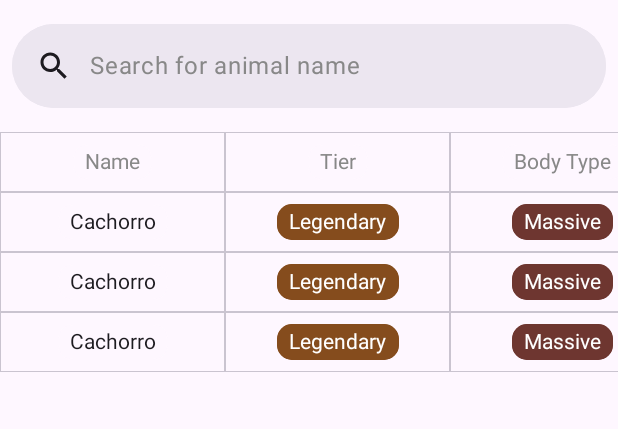
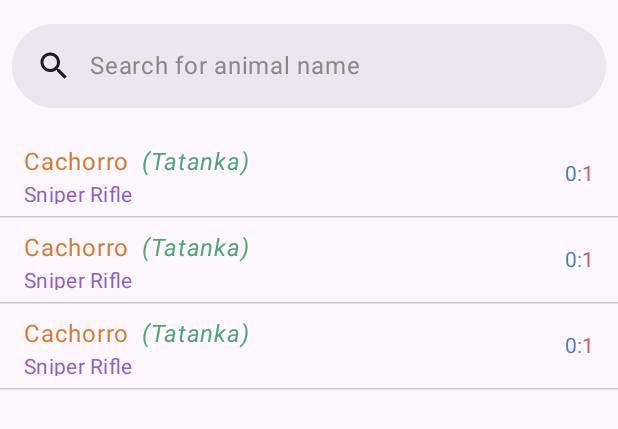
Before and after one commit to leomarques/wildlife, an Android app built with Jetpack Compose: the @Preview function AnimalsLayoutPreview, on a phone screen of 412 x 824 dp. Shown: the top 429 px of the screen. Run offline under Robolectric (Android 15) with nearby library versions, the phone set to English and light mode, and no system bars.

Commit message:
style: add new list item layout

```diff
--- a/app/src/main/java/lmm/wildlife/ui/animals/AnimalsLayout.kt
+++ b/app/src/main/java/lmm/wildlife/ui/animals/AnimalsLayout.kt
@@ -1,13 +1,10 @@
 package lmm.wildlife.ui.animals
 
 import androidx.compose.foundation.background
-import androidx.compose.foundation.horizontalScroll
 import androidx.compose.foundation.layout.Column
-import androidx.compose.foundation.layout.Row
 import androidx.compose.foundation.layout.fillMaxSize
 import androidx.compose.foundation.lazy.LazyColumn
 import androidx.compose.foundation.lazy.items
-import androidx.compose.foundation.rememberScrollState
 import androidx.compose.material3.MaterialTheme
 import androidx.compose.runtime.Composable
 import androidx.compose.runtime.mutableStateOf
@@ -16,7 +13,6 @@ import androidx.compose.ui.Modifier
 import androidx.compose.ui.tooling.preview.Preview
 import lmm.domain.model.Animal
 import lmm.wildlife.ui.animals.components.AnimalItem
-import lmm.wildlife.ui.animals.components.Header
 import lmm.wildlife.ui.animals.components.MySearchBar
 
 @Composable
@@ -36,17 +32,15 @@ fun AnimalsLayout(animalsList: List<Animal>) {
             }
         )
 
-        Row(Modifier.horizontalScroll(rememberScrollState())) {
-            Column {
-                Header()
-
-                LazyColumn {
-                    items(animalsList.filter { animal ->
-                        animal.name.lowercase().startsWith(filter.value.lowercase())
-                    }) { animal ->
-                        AnimalItem(animal)
-                    }
+        LazyColumn {
+            items(
+                animalsList.filter { animal ->
+                    animal.name
+                        .lowercase()
+                        .startsWith(filter.value.lowercase())
                 }
+            ) { animal ->
+                AnimalItem(animal)
             }
         }
     }
--- a/app/src/main/java/lmm/wildlife/ui/animals/components/AnimalItem.kt
+++ b/app/src/main/java/lmm/wildlife/ui/animals/components/AnimalItem.kt
@@ -1,96 +1,76 @@
 package lmm.wildlife.ui.animals.components
 
 import androidx.compose.foundation.background
+import androidx.compose.foundation.layout.Arrangement
 import androidx.compose.foundation.layout.Column
 import androidx.compose.foundation.layout.Row
+import androidx.compose.foundation.layout.Spacer
+import androidx.compose.foundation.layout.fillMaxWidth
+import androidx.compose.foundation.layout.height
+import androidx.compose.foundation.layout.padding
+import androidx.compose.foundation.layout.width
+import androidx.compose.material3.HorizontalDivider
 import androidx.compose.material3.MaterialTheme
+import androidx.compose.material3.Text
 import androidx.compose.runtime.Composable
+import androidx.compose.ui.Alignment
 import androidx.compose.ui.Modifier
-import androidx.compose.ui.graphics.Color
+import androidx.compose.ui.res.stringResource
+import androidx.compose.ui.text.font.FontStyle
 import androidx.compose.ui.tooling.preview.Preview
 import lmm.domain.model.Animal
-import lmm.wildlife.ui.theme.DarkBlue
-import lmm.wildlife.ui.theme.DarkGreen
-import lmm.wildlife.ui.theme.DarkOrange
-import lmm.wildlife.ui.theme.DarkPurple
-import lmm.wildlife.ui.theme.DarkRed
-import lmm.wildlife.ui.theme.DarkYellow
+import lmm.wildlife.R
+import lmm.wildlife.ui.theme.SpaceSize
 
 @Composable
 fun AnimalItem(animal: Animal) {
-    Column(
-        Modifier
-            .background(MaterialTheme.colorScheme.background)
+    Row(
+        modifier = Modifier
+            .background(MaterialTheme.colorScheme.surface)
+            .fillMaxWidth()
+            .height(SpaceSize.ListItemHeight)
+            .padding(vertical = SpaceSize.SmallSpaceSize)
+            .padding(
+                start = SpaceSize.DefaultSpaceSize,
+                end = SpaceSize.DefaultSpaceSize
+            ),
+        verticalAlignment = Alignment.CenterVertically,
+        horizontalArrangement = Arrangement.SpaceBetween
     ) {
-        Row {
-            PropertyCell(animal.name)
-            PropertyCell(
-                text = animal.tier,
-                textColor = Color.White,
-                textBoxColor = getTierColor(animal.tier)
-            )
-            PropertyCell(
-                animal.bodyType,
-                textColor = Color.White,
-                textBoxColor = getBodyTypeColor(animal.bodyType)
-            )
-            PropertyCell(
-                text = animal.weapon,
-                textColor = Color.White,
-                textBoxColor = getWeaponColor(animal.weapon)
-            )
-            PropertyCell(animal.trapper.toString())
-            PropertyCell(animal.camp.toString())
-            PropertyCell(
-                animal.appelation,
-                textColor = Color.White,
-                textBoxColor = getAppelationColor(animal.appelation)
+        Column {
+            Row {
+                Text(
+                    text = animal.name,
+                    style = MaterialTheme.typography.bodyLarge,
+                    color = animal.tier.getTierColor() ?: MaterialTheme.colorScheme.onSurface
+                )
+
+                Spacer(modifier = Modifier.width(SpaceSize.SmallSpaceSize))
+
+                if (animal.appelation.isNotBlank()) {
+                    Text(
+                        text = "(${animal.appelation})",
+                        style = MaterialTheme.typography.bodyLarge,
+                        fontStyle = FontStyle.Italic,
+                        color = animal.appelation.getAppelationColor()
+                            ?: MaterialTheme.colorScheme.onSurface
+                    )
+                }
+            }
+            Text(
+                text = animal.weapon.ifBlank { stringResource(R.string.any_weapon) },
+                style = MaterialTheme.typography.bodyMedium,
+                color = animal.weapon.getWeaponColor()
             )
         }
+        VendorsCount(
+            first = "${animal.camp}",
+            second = ":",
+            third = "${animal.trapper}"
+        )
     }
-}
 
-fun getTierColor(tier: String): Color? {
-    return when (tier) {
-        "Legendary" -> DarkOrange
-        "Perfect" -> DarkGreen
-        "Feather" -> DarkBlue
-        "Antler" -> DarkPurple
-        "Carcass" -> DarkYellow
-        else -> null
-    }
-}
-
-fun getWeaponColor(weapon: String): Color? {
-    return when (weapon) {
-        "Sniper Rifle" -> DarkPurple
-        "Regular Rifle" -> DarkGreen
-        "Varmint Rifle" -> DarkBlue
-        "Repeater" -> DarkRed
-        "Game Arrow" -> DarkOrange
-        else -> null
-    }
-}
-
-fun getAppelationColor(appelation: String): Color? {
-    return when (appelation) {
-        "Black" -> DarkRed
-        "Tatanka" -> DarkGreen
-        "White" -> DarkBlue
-        "Collared" -> DarkPurple
-        else -> null
-    }
-}
-
-fun getBodyTypeColor(bodyType: String): Color? {
-    return when (bodyType) {
-        "Massive" -> DarkRed
-        "Large" -> DarkOrange
-        "Moderate" -> DarkPurple
-        "Medium" -> DarkBlue
-        "Small" -> DarkGreen
-        else -> null
-    }
+    HorizontalDivider(thickness = SpaceSize.XXSmallSpaceSize)
 }
 
 @Preview
--- /dev/null
+++ b/app/src/main/java/lmm/wildlife/ui/animals/components/AnimalsColors.kt
@@ -0,0 +1,43 @@
+package lmm.wildlife.ui.animals.components
+
+import lmm.wildlife.ui.theme.DarkBlue
+import lmm.wildlife.ui.theme.DarkGreen
+import lmm.wildlife.ui.theme.DarkOrange
+import lmm.wildlife.ui.theme.DarkPurple
+import lmm.wildlife.ui.theme.DarkRed
+import lmm.wildlife.ui.theme.DarkYellow
+
+fun String.getTierColor() = when (this) {
+    "Legendary" -> DarkOrange
+    "Perfect" -> DarkGreen
+    "Feather" -> DarkBlue
+    "Antler" -> DarkPurple
+    "Carcass" -> DarkYellow
+    else -> null
+}
+
+fun String.getWeaponColor() = when (this) {
+    "Sniper Rifle" -> DarkPurple
+    "Regular Rifle" -> DarkBlue
+    "Varmint Rifle" -> DarkOrange
+    "Repeater" -> DarkRed
+    "Game Arrow" -> DarkGreen
+    else -> DarkYellow
+}
+
+fun String.getAppelationColor() = when (this) {
+    "Black" -> DarkRed
+    "Tatanka" -> DarkGreen
+    "White" -> DarkBlue
+    "Collared" -> DarkPurple
+    else -> null
+}
+
+//fun String.getBodyTypeColor() = when (this) {
+//    "Massive" -> DarkRed
+//    "Large" -> DarkOrange
+//    "Moderate" -> DarkPurple
+//    "Medium" -> DarkBlue
+//    "Small" -> DarkGreen
+//    else -> null
+//}
--- a/app/src/main/java/lmm/wildlife/ui/animals/components/Header.kt
+++ /dev/null
@@ -1,28 +0,0 @@
-package lmm.wildlife.ui.animals.components
-
-import androidx.compose.foundation.layout.Row
-import androidx.compose.runtime.Composable
-import androidx.compose.ui.graphics.Color
-import androidx.compose.ui.res.stringResource
-import lmm.wildlife.R
-
-@Composable
-fun Header() {
-    Row {
-        PropertyHeader(stringResource(R.string.name))
-        PropertyHeader(stringResource(R.string.tier))
-        PropertyHeader(stringResource(R.string.body_type))
-        PropertyHeader(stringResource(R.string.weapon))
-        PropertyHeader(stringResource(R.string.trapper))
-        PropertyHeader(stringResource(R.string.camp))
-        PropertyHeader(stringResource(R.string.appelation))
-    }
-}
-
-@Composable
-private fun PropertyHeader(text: String) {
-    PropertyCell(
-        text = text,
-        textColor = Color.Gray
-    )
-}
--- a/app/src/main/java/lmm/wildlife/ui/animals/components/PropertyCell.kt
+++ /dev/null
@@ -1,67 +0,0 @@
-package lmm.wildlife.ui.animals.components
-
-import androidx.compose.foundation.background
-import androidx.compose.foundation.border
-import androidx.compose.foundation.layout.Box
-import androidx.compose.foundation.layout.padding
-import androidx.compose.foundation.layout.requiredWidth
-import androidx.compose.foundation.shape.RoundedCornerShape
-import androidx.compose.material3.DividerDefaults
-import androidx.compose.material3.MaterialTheme
-import androidx.compose.material3.Text
-import androidx.compose.runtime.Composable
-import androidx.compose.ui.Alignment
-import androidx.compose.ui.Modifier
-import androidx.compose.ui.draw.clip
-import androidx.compose.ui.graphics.Color
-import androidx.compose.ui.tooling.preview.Preview
-import androidx.compose.ui.unit.Dp
-import androidx.compose.ui.unit.dp
-import lmm.wildlife.ui.theme.SpaceSize
-
-@Composable
-fun PropertyCell(
-    text: String,
-    textColor: Color = MaterialTheme.colorScheme.onSurface,
-    textBoxColor: Color? = null
-) {
-    Box(
-        modifier = Modifier
-            .requiredWidth(SpaceSize.CellSpaceSize)
-            .background(MaterialTheme.colorScheme.surface)
-            .border(
-                width = Dp.Hairline,
-                color = DividerDefaults.color
-            ),
-        contentAlignment = Alignment.Center
-    ) {
-        Box(
-            modifier = Modifier
-                .padding(SpaceSize.SmallSpaceSize)
-                .clip(shape = RoundedCornerShape(10.dp))
-                .border(
-                    width = Dp.Hairline,
-                    color = textBoxColor ?: MaterialTheme.colorScheme.surface,
-                    shape = RoundedCornerShape(10.dp)
-                )
-                .background(textBoxColor ?: MaterialTheme.colorScheme.surface)
-        ) {
-            Text(
-                modifier = Modifier
-                    .padding(
-                        vertical = SpaceSize.XSmallSpaceSize,
-                        horizontal = SpaceSize.SmallSpaceSize
-                    ),
-                text = text,
-                maxLines = 1,
-                color = textColor
-            )
-        }
-    }
-}
-
-@Preview
-@Composable
-fun PropertyCellPreview() {
-    PropertyCell(text = "Exceptionally long")
-}
--- /dev/null
+++ b/app/src/main/java/lmm/wildlife/ui/animals/components/VendorsCount.kt
@@ -0,0 +1,28 @@
+package lmm.wildlife.ui.animals.components
+
+import androidx.compose.material3.Text
+import androidx.compose.runtime.Composable
+import androidx.compose.ui.graphics.Color
+import androidx.compose.ui.text.SpanStyle
+import androidx.compose.ui.text.buildAnnotatedString
+import androidx.compose.ui.text.withStyle
+import lmm.wildlife.ui.theme.DarkBlue
+import lmm.wildlife.ui.theme.DarkRed
+
+@Composable
+fun VendorsCount(first: String, second: String, third: String) {
+    Text(
+        text =
+        buildAnnotatedString {
+            withStyle(style = SpanStyle(color = DarkBlue)) {
+                append(first)
+            }
+            withStyle(style = SpanStyle(color = Color.Gray)) {
+                append(second)
+            }
+            withStyle(style = SpanStyle(color = DarkRed)) {
+                append(third)
+            }
+        }
+    )
+}
--- a/app/src/main/java/lmm/wildlife/ui/theme/Color.kt
+++ b/app/src/main/java/lmm/wildlife/ui/theme/Color.kt
@@ -4,9 +4,9 @@ import androidx.compose.ui.graphics.Color
 
 val RedDead = Color(0xFFcb0511)
 
-val DarkRed = Color(0xFF6e3630)
-val DarkBlue = Color(0xFF28456c)
-val DarkGreen = Color(0xFF2b593f)
-val DarkYellow = Color(0xFF89632a)
-val DarkOrange = Color(0xFF854c1d)
-val DarkPurple = Color(0xFF492f64)
+val DarkRed = Color(0xFFc46156)
+val DarkBlue = Color(0xFF487dc4)
+val DarkGreen = Color(0xFF52a475)
+val DarkYellow = Color(0xFFda9f47)
+val DarkOrange = Color(0xFFd57b31)
+val DarkPurple = Color(0xFF8f5ec2)
--- a/app/src/main/java/lmm/wildlife/ui/theme/SpaceSize.kt
+++ b/app/src/main/java/lmm/wildlife/ui/theme/SpaceSize.kt
@@ -3,11 +3,9 @@ package lmm.wildlife.ui.theme
 import androidx.compose.ui.unit.dp
 
 object SpaceSize {
-    val XSmallSpaceSize = 4.dp
+    val XXSmallSpaceSize = 1.dp
     val SmallSpaceSize = 8.dp
     val DefaultSpaceSize = 16.dp
-    val LargeSpaceSize = 32.dp
-    val XLargeSpaceSize = 64.dp
 
-    val CellSpaceSize = 150.dp
+    val ListItemHeight = 56.dp
 }
--- a/app/src/main/res/values/strings.xml
+++ b/app/src/main/res/values/strings.xml
@@ -1,11 +1,5 @@
 <resources>
     <string name="app_name">Wildlife</string>
 
-    <string name="name">Name</string>
-    <string name="tier">Tier</string>
-    <string name="weapon">Weapon</string>
-    <string name="trapper">Trapper</string>
-    <string name="camp">Camp</string>
-    <string name="appelation">Appelation</string>
-    <string name="body_type">Body Type</string>
+    <string name="any_weapon">Any Weapon</string>
 </resources>
```
